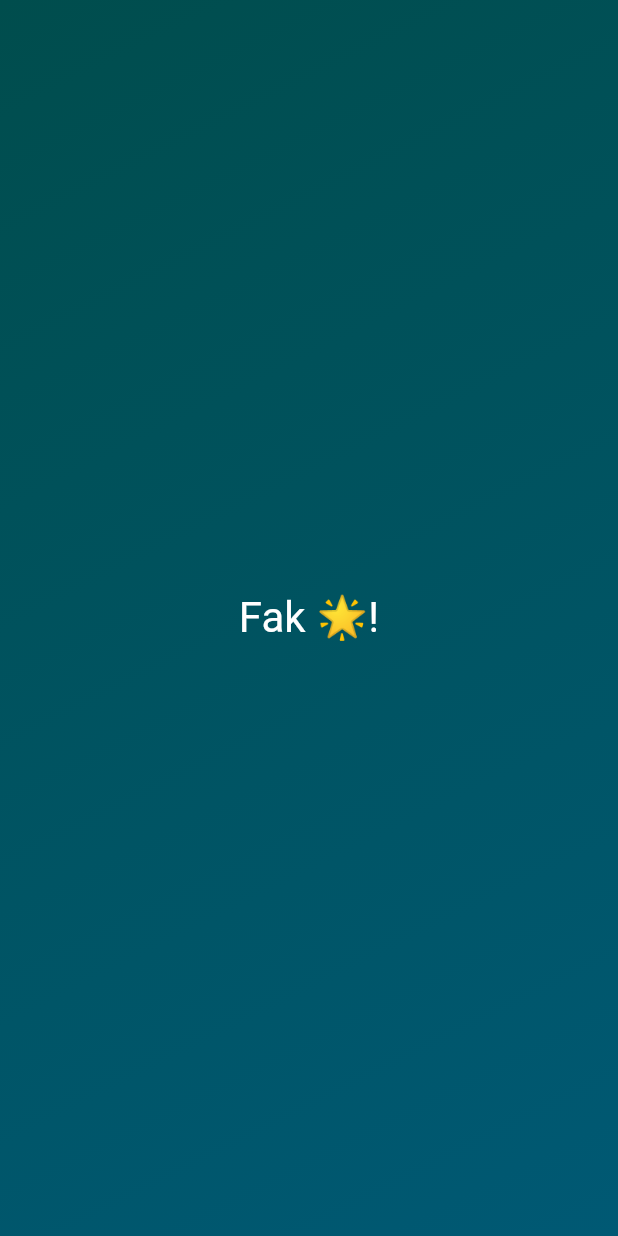
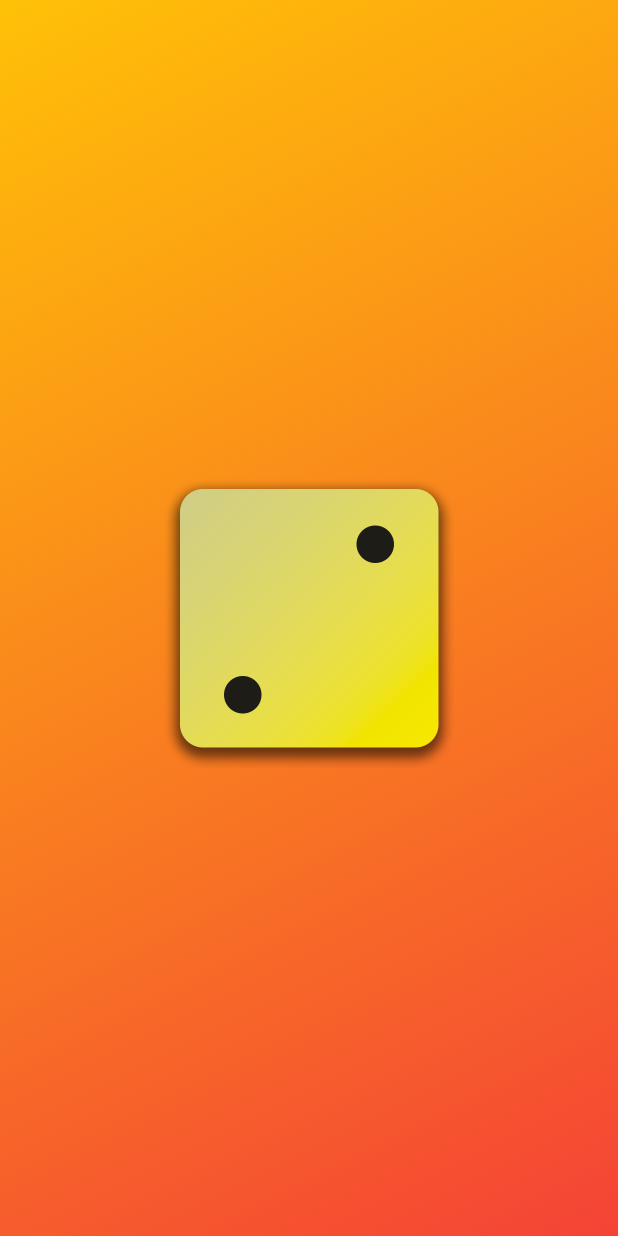
Before and after one commit to eml-bin/flutter-course-samples, a Flutter app: the screen it shows after launch, on a phone screen of 412 x 824 dp. Run offline on Flutter 3.47's test engine with Material 2 defaults, Android fonts, the phone set to English and light mode, and no system bars.

Commit message:
Adding Assets to project, using Image Widget and learning about multiple constructors

```diff
--- a/first_app/lib/gradient_container.dart
+++ b/first_app/lib/gradient_container.dart
@@ -11,21 +11,55 @@
 //    * StatelessWidget. Flutter class for built a widget
 class GradientContainer extends StatelessWidget {
   // StatelessWidget needs `key` parameter
-  const GradientContainer({super.key});
+
+  // Here we add another parameter, the list of colors
+  const GradientContainer({super.key, required this.colors});
+
+  // Another constructor, with defined colors
+  GradientContainer.sunset({super.key})
+      : colors = [Colors.amber, Colors.red];
+
+  // We add the final list of colors
+  final List<Color> colors;
 
   // build method automatically receive by Flutter a values of context
   // context. Object that containts useful information
   @override
   Widget build(context) {
     return Container(
-      // We can't use `const` here because the new variables `startAlignment` `endAlignment` are not locked
-      decoration: const BoxDecoration(
+      // We can't use `const` here because our list of colors, List is a type of object dynamic even if we set as final
+      decoration: BoxDecoration(
         gradient: LinearGradient(
-          // Here yes, because List of Colors are the same always, are locked
-          colors: [
-            Color.fromARGB(255, 0, 77, 77),
-            Color.fromARGB(255, 0, 89, 116),
-          ],
+          colors: colors,
+          begin: startAlignment,
+          end: endAlignment,
+        ),
+      ),
+      child: Center(
+        // Image Widget has a default constructor function called `asset`
+        child: Image.asset(
+          'assets/images/dice-2.png',
+          width: 200,
+        ),
+      ),
+    );
+  }
+}
+
+/*
+// Alternative approach
+class GradientContainer extends StatelessWidget {
+  const GradientContainer(this.color1, this.color2, {super.key});
+
+  final Color color1;
+  final Color color2;
+
+  @override
+  Widget build(context) {
+    return Container(
+      decoration: BoxDecoration(
+        gradient: LinearGradient(
+          colors: [color1, color2],
           begin: startAlignment,
           end: endAlignment,
         ),
@@ -36,3 +70,4 @@
     );
   }
 }
+*/
--- a/first_app/lib/main.dart
+++ b/first_app/lib/main.dart
@@ -14,9 +14,9 @@
 
   // using const optmitize runtime performance
   runApp(
-    const MaterialApp(
+    MaterialApp(
       home: Scaffold(
-        body: GradientContainer(),
+        body: GradientContainer.sunset(),
       ),
     ),
   );
```
Also changed, not shown: first_app/pubspec.yaml (+7 -1 lines), first_app/assets/images/dice-1.png (added), first_app/assets/images/dice-2.png (added), first_app/assets/images/dice-3.png (added), first_app/assets/images/dice-4.png (added), first_app/assets/images/dice-5.png (added), first_app/assets/images/dice-6.png (added), 1 other file.
